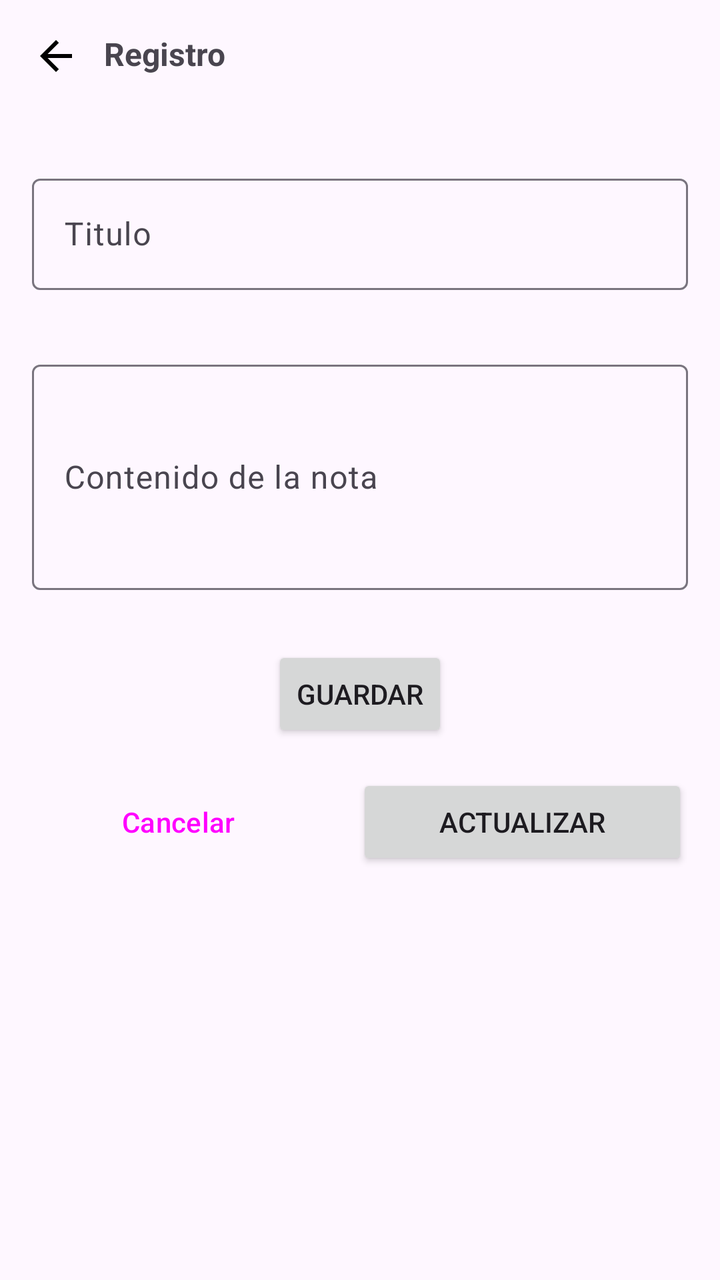
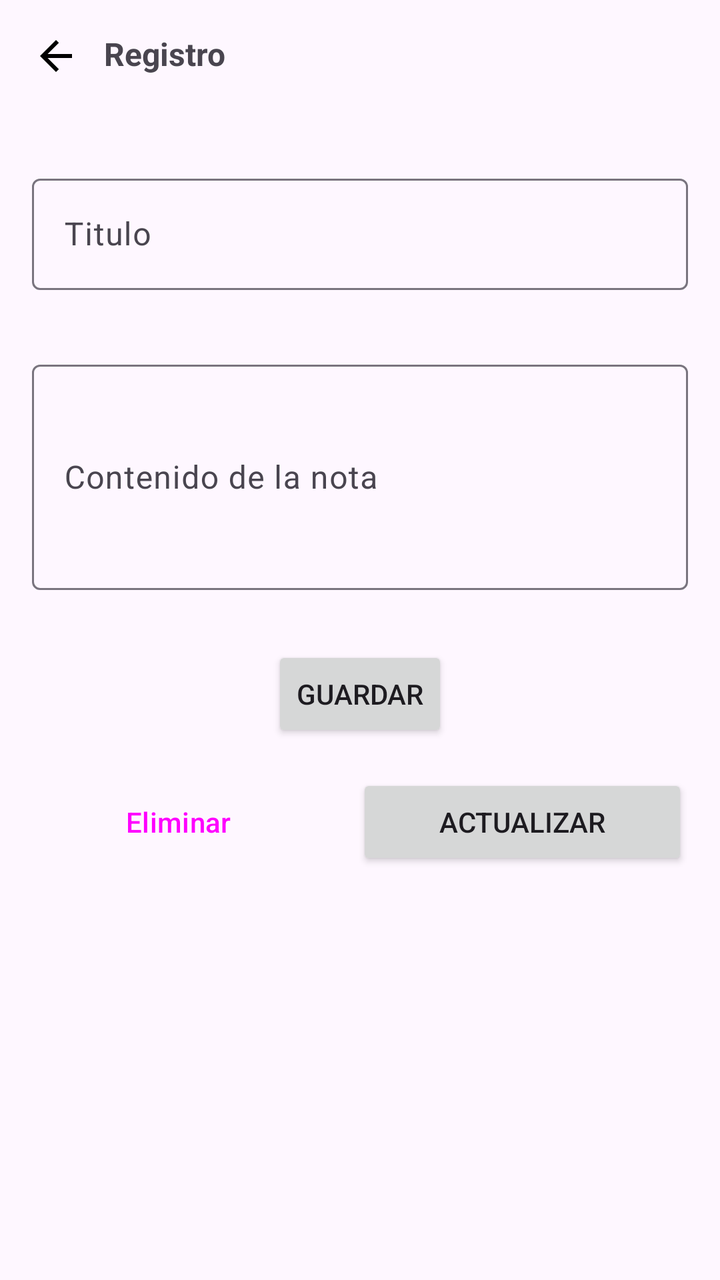

Compare the two renders of this Android layout. The source of the first and the diff that turns it into the second are given below.
<!-- AndroidManifest.xml: application theme Theme.SimpleTakeNotes -->
<!-- res/layout/activity_form_note.xml -->
<?xml version="1.0" encoding="utf-8"?>
<LinearLayout xmlns:android="http://schemas.android.com/apk/res/android"
    xmlns:app="http://schemas.android.com/apk/res-auto"
    xmlns:tools="http://schemas.android.com/tools"
    android:id="@+id/main"
    android:layout_width="match_parent"
    android:layout_height="match_parent"
    android:orientation="vertical"
    tools:context=".presentation.FormNoteActivity">

    <LinearLayout
        android:layout_width="match_parent"
        android:layout_height="wrap_content"
        android:layout_marginBottom="12dp"
        android:orientation="horizontal"
        android:padding="16dp">

        <ImageView
            android:id="@+id/imageView"
            android:layout_width="wrap_content"
            android:layout_height="wrap_content"
            app:srcCompat="@drawable/icon_back" />

        <TextView
            android:id="@+id/tvTitleForm"
            android:layout_width="wrap_content"
            android:layout_height="wrap_content"
            android:layout_marginStart="12dp"
            android:text="Registro"
            android:textSize="16sp"
            android:textStyle="bold" />
    </LinearLayout>

    <com.google.android.material.textfield.TextInputLayout
        android:id="@+id/tilTitle"
        android:layout_width="match_parent"
        android:layout_height="wrap_content"
        android:padding="16dp">

        <com.google.android.material.textfield.TextInputEditText
            android:id="@+id/etTitle"
            android:layout_width="match_parent"
            android:layout_height="wrap_content"
            android:hint="Titulo"
            android:inputType="text|textCapWords"
            android:lines="1"
            android:maxLines="1" />

    </com.google.android.material.textfield.TextInputLayout>

    <com.google.android.material.textfield.TextInputLayout
        android:id="@+id/tilContent"
        android:layout_width="match_parent"
        android:layout_height="wrap_content"
        android:padding="16dp">

        <com.google.android.material.textfield.TextInputEditText
            android:id="@+id/etContent"
            android:layout_width="match_parent"
            android:layout_height="wrap_content"
            android:hint="Contenido de la nota"
            android:lines="4" />
    </com.google.android.material.textfield.TextInputLayout>

    <Button
        android:id="@+id/btnSaveNote"
        android:layout_width="wrap_content"
        android:layout_height="wrap_content"
        android:layout_gravity="center"
        android:layout_marginTop="12dp"
        android:text="Guardar" />

    <LinearLayout
        android:id="@+id/llUpdateButtons"
        android:layout_width="match_parent"
        android:layout_height="wrap_content"
        android:orientation="horizontal"
        android:padding="16dp">

        <Button
            android:id="@+id/btnCancel"
            style="?attr/borderlessButtonStyle"
            android:layout_width="wrap_content"
            android:layout_height="wrap_content"
            android:layout_marginEnd="8dp"
            android:layout_weight="1"
            android:text="Cancelar" />

        <Button
            android:id="@+id/btnUpdate"
            android:layout_width="wrap_content"
            android:layout_height="wrap_content"
            android:layout_marginStart="8dp"
            android:layout_weight="1"
            android:text="Actualizar" />
    </LinearLayout>
</LinearLayout>
<!-- resources referenced by this layout -->
<resources>
  <!-- drawable icon_back (drawable) -->
  <vector xmlns:android="http://schemas.android.com/apk/res/android" android:autoMirrored="true" android:height="24dp" android:tint="#000000" android:viewportHeight="960" android:viewportWidth="960" android:width="24dp">
        
      <path android:fillColor="@android:color/white" android:pathData="M313,520L537,744L480,800L160,480L480,160L537,216L313,440L800,440L800,520L313,520Z"/>
      
  </vector>
  <style name="Theme.SimpleTakeNotes" parent="Base.Theme.SimpleTakeNotes" />
  <style name="Base.Theme.SimpleTakeNotes" parent="Theme.Material3.DayNight.NoActionBar">
          
          
      </style>
</resources>

<!-- the commit's change to res/layout/activity_form_note.xml (unified diff, before → after) -->
@@ -78,13 +78,13 @@
         android:padding="16dp">
 
         <Button
-            android:id="@+id/btnCancel"
+            android:id="@+id/btnDelete"
             style="?attr/borderlessButtonStyle"
             android:layout_width="wrap_content"
             android:layout_height="wrap_content"
             android:layout_marginEnd="8dp"
             android:layout_weight="1"
-            android:text="Cancelar" />
+            android:text="Eliminar" />
 
         <Button
             android:id="@+id/btnUpdate"
